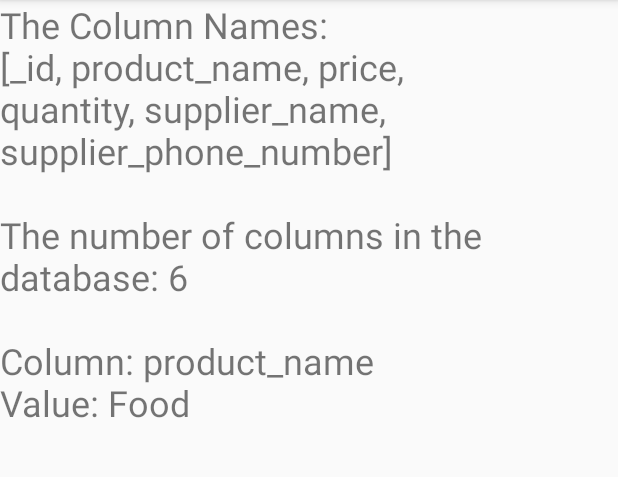
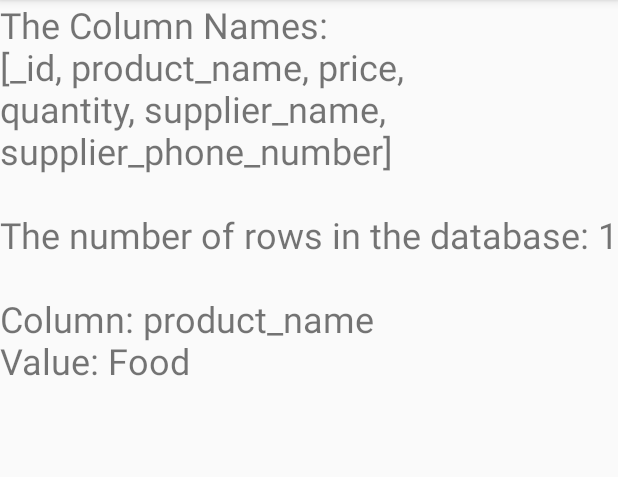
Before and after one commit to Philosopho/Inventory-App, an Android app: the screen it shows after launch (MainActivity), on a phone screen of 412 x 824 dp, the part 84-561 px from its top. Run offline under Robolectric (Android 15) with nearby library versions, the phone set to English and light mode, and no system bars; our stand-ins replace data binding.

Commit message:
fix: change column to rows

```diff
--- a/app/src/main/java/com/krinotech/inventoryapp/MainActivity.java
+++ b/app/src/main/java/com/krinotech/inventoryapp/MainActivity.java
@@ -46,7 +46,7 @@ public class MainActivity extends AppCompatActivity {
                     .append(
                             "\n\n" + getString(
                             R.string.the_number_of_rows_in_the_database_1_s,
-                            String.valueOf(cursor.getColumnCount())
+                            String.valueOf(cursor.getCount())
                             )
                     );
 
--- a/app/src/main/res/values/strings.xml
+++ b/app/src/main/res/values/strings.xml
@@ -1,6 +1,6 @@
 <resources>
     <string name="app_name">Inventory App</string>
-    <string name="the_number_of_rows_in_the_database_1_s">The number of columns in the database: %1$s</string>
+    <string name="the_number_of_rows_in_the_database_1_s">The number of rows in the database: %1$s</string>
     <string name="column_values">Value: %1$s</string>
     <string name="column_names">The Column Names:\n</string>
 </resources>
```
